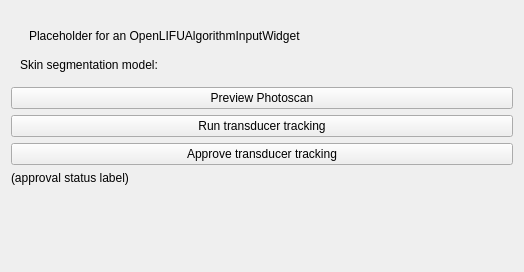
Qt form OpenLIFUTransducerTracker/Resources/UI/OpenLIFUTransducerTracker.ui (OpenwaterHealth/SlicerOpenLIFU) before a commit.
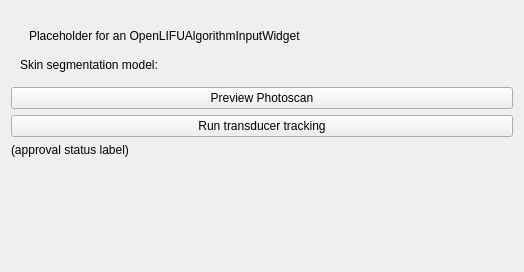
The same form after that commit. Custom widgets are drawn as their Qt base class.

Commit message: Remove approve transudcer tracking button (#157)

Patch:
```diff
--- a/OpenLIFUTransducerTracker/Resources/UI/OpenLIFUTransducerTracker.ui
+++ b/OpenLIFUTransducerTracker/Resources/UI/OpenLIFUTransducerTracker.ui
@@ -94,13 +94,6 @@
         </property>
        </widget>
       </item>
-      <item>
-       <widget class="QPushButton" name="approveButton">
-        <property name="text">
-         <string>Approve transducer tracking</string>
-        </property>
-       </widget>
-      </item>
       <item>
        <widget class="QLabel" name="approvalStatusLabel">
         <property name="text">
```
The commit also changes 1 other file.
